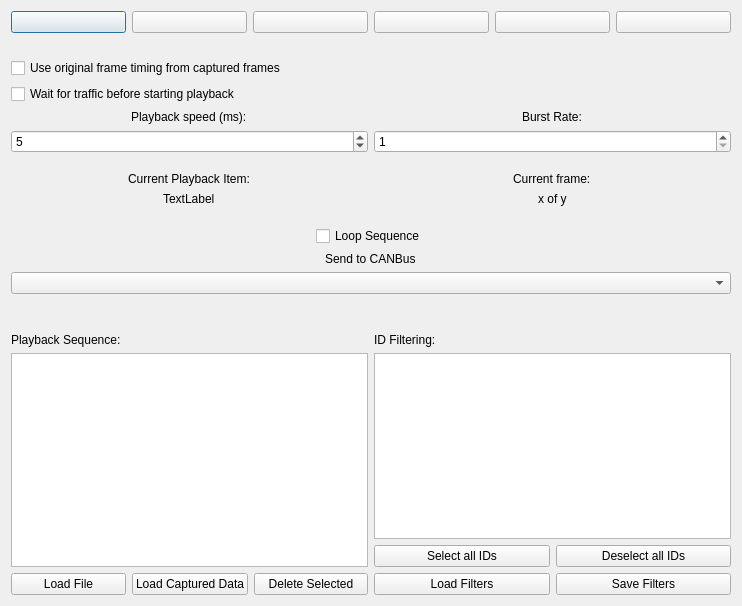
Qt form ui/frameplaybackwindow.ui (collin80/SavvyCAN) before a commit.
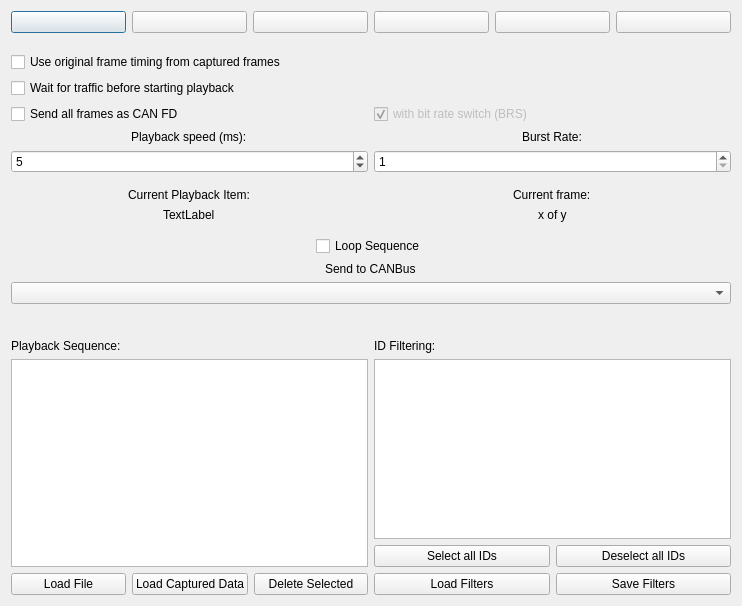
The same form after that commit. Icons and pictures are not drawn.

Commit message:
Playback: option to send all frames as CAN FD
Some logs don't record which frames were CAN FD: candump's screen
format, for example, only gives a length, so CAN FD frames of 8 bytes
or less load as classic frames. "Send all frames as CAN FD" in the
Playback window sends every data frame as CAN FD, with or without bit
rate switch ("with bit rate switch (BRS)", on by default). Remote
frames are sent as they are (CAN FD has no remote frames), and the
loaded frames aren't changed. Both settings are remembered.

Patch:
```diff
--- a/ui/frameplaybackwindow.ui
+++ b/ui/frameplaybackwindow.ui
@@ -114,6 +114,36 @@
      </property>
     </widget>
    </item>
+   <item>
+    <layout class="QHBoxLayout" name="layoutForceCanFD">
+     <item>
+      <widget class="QCheckBox" name="cbForceCanFD">
+       <property name="toolTip">
+        <string>Send every data frame as a CAN FD frame, whatever the log says. Useful for logs that don't record which frames were CAN FD. Remote frames are sent as they are: CAN FD has no remote frames.</string>
+       </property>
+       <property name="text">
+        <string>Send all frames as CAN FD</string>
+       </property>
+      </widget>
+     </item>
+     <item>
+      <widget class="QCheckBox" name="cbForceBRS">
+       <property name="enabled">
+        <bool>false</bool>
+       </property>
+       <property name="toolTip">
+        <string>Bit rate switch: send the data phase at the faster CAN FD data rate</string>
+       </property>
+       <property name="text">
+        <string>with bit rate switch (BRS)</string>
+       </property>
+       <property name="checked">
+        <bool>true</bool>
+       </property>
+      </widget>
+     </item>
+    </layout>
+   </item>
    <item>
     <layout class="QHBoxLayout" name="horizontalLayout_4">
      <item>
```
The commit also changes 4 other files.
